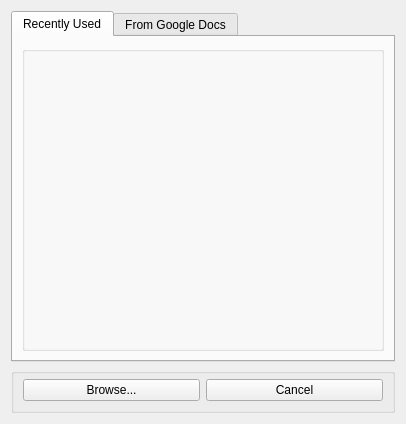
The window that trunk/iwbc_demo/contentselector.ui (zeliboba7/watchntouch) describes before a commit, drawn with Qt 5.
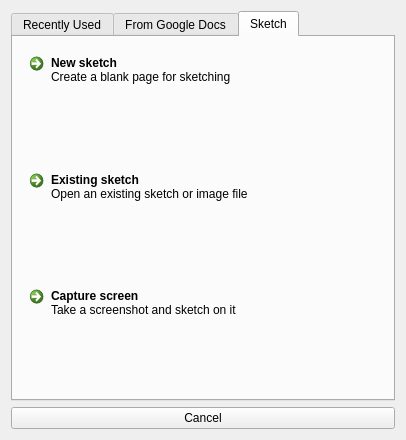
The same window after the commit. The open tabs and pages were chosen to show the change.

Commit message: issue #7, sketching UI changes. Sketching button moved to under the open document button.

```diff
--- a/trunk/iwbc_demo/contentselector.ui
+++ b/trunk/iwbc_demo/contentselector.ui
@@ -7,7 +7,7 @@
     <x>0</x>
     <y>0</y>
     <width>406</width>
-    <height>424</height>
+    <height>440</height>
    </rect>
   </property>
   <property name="windowTitle">
@@ -27,6 +27,13 @@
        <item>
         <widget class="QGroupBox" name="recentBox"/>
        </item>
+       <item>
+        <widget class="QPushButton" name="browseButton">
+         <property name="text">
+          <string>Browse for file...</string>
+         </property>
+        </widget>
+       </item>
       </layout>
      </widget>
      <widget class="QWidget" name="googleDocsTab">
@@ -105,22 +112,43 @@
        </item>
       </layout>
      </widget>
+     <widget class="QWidget" name="sketchTab">
+      <attribute name="title">
+       <string>Sketch</string>
+      </attribute>
+      <layout class="QVBoxLayout" name="verticalLayout_5">
+       <item>
+        <widget class="QCommandLinkButton" name="newSketch">
+         <property name="text">
+          <string>New sketch</string>
+         </property>
+         <property name="description">
+          <string>Create a blank page for sketching</string>
+         </property>
     </widget>
    </item>
    <item>
-    <widget class="QGroupBox" name="groupBox">
-     <property name="title">
-      <string/>
-     </property>
-     <layout class="QHBoxLayout" name="horizontalLayout">
-      <property name="topMargin">
-       <number>5</number>
-      </property>
+        <widget class="QCommandLinkButton" name="openSketch">
+         <property name="text">
+          <string>Existing sketch</string>
+         </property>
+         <property name="description">
+          <string>Open an existing sketch or image file</string>
+         </property>
+        </widget>
+       </item>
       <item>
-       <widget class="QPushButton" name="browseButton">
+        <widget class="QCommandLinkButton" name="takeScreenshot">
         <property name="text">
-         <string>Browse...</string>
-        </property>
+          <string>Capture screen</string>
+         </property>
+         <property name="description">
+          <string>Take a screenshot and sketch on it</string>
+         </property>
+        </widget>
+       </item>
+      </layout>
+     </widget>
        </widget>
       </item>
       <item>
@@ -128,9 +156,6 @@
         <property name="text">
          <string>Cancel</string>
         </property>
-       </widget>
-      </item>
-     </layout>
     </widget>
    </item>
   </layout>
```
Lines whose indentation alone changed are shown as unchanged. The commit also changes 4 other files.
